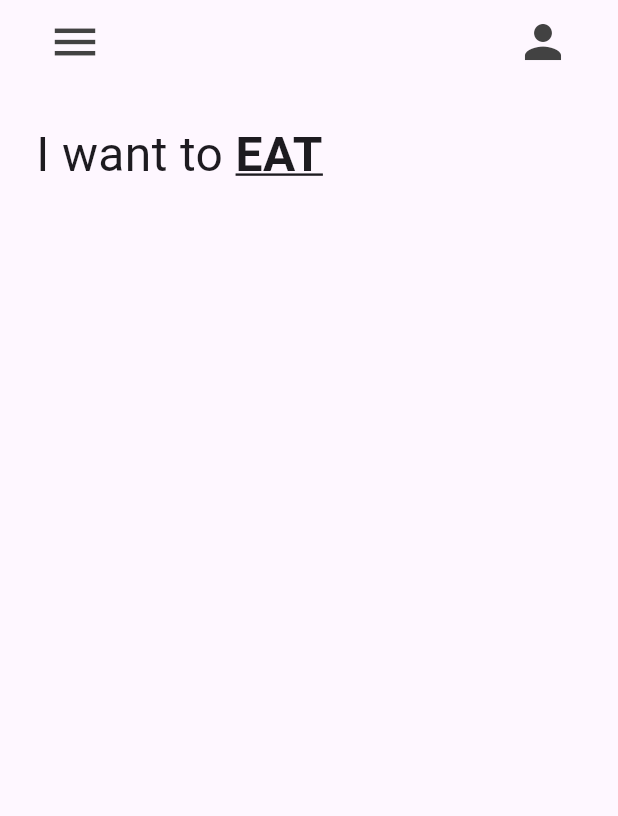
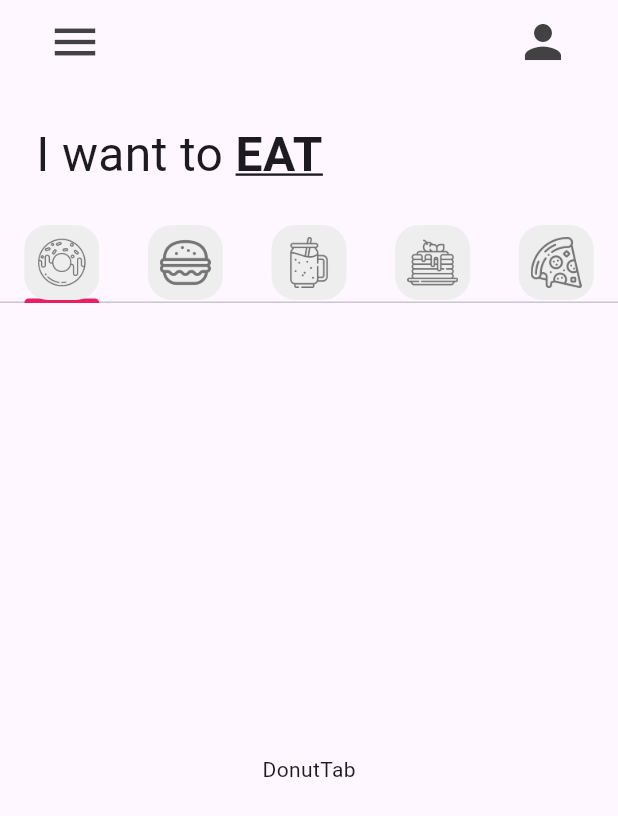
Before and after one commit to Ulises2-dev/reto1_donut_app_ulises_millan-main, a Flutter app: the screen it shows after launch, on a phone screen of 412 x 824 dp. Shown: the top 816 px of the screen. Run offline on Flutter 3.47's test engine with Material 3 defaults, Android fonts, the phone set to English and light mode, and no system bars.

Commit message:
TapBar añadido

```diff
--- a/lib/main.dart
+++ b/lib/main.dart
@@ -10,8 +10,9 @@ class MainApp extends StatelessWidget {
 
   @override
   Widget build(BuildContext context) {
-    return const MaterialApp(
-      home: HomePage (),
+    return MaterialApp(
+      home: const HomePage (),
+      theme: ThemeData(tabBarTheme: const TabBarTheme(indicatorColor: Colors.pink)),
     );
   }
 }
--- a/lib/pages/home_page.dart
+++ b/lib/pages/home_page.dart
@@ -1,4 +1,11 @@
 import 'package:flutter/material.dart';
+
+import '../utils/my_tab.dart';
+import '../tap/burger_tab.dart';
+import '../tap/donut_tab.dart';
+import '../tap/pancake_tab.dart';
+import '../tap/pizza_tab.dart';
+import '../tap/smoothie_tab.dart';
 
 class HomePage extends StatefulWidget {
   const HomePage({super.key});
@@ -8,9 +15,23 @@ class HomePage extends StatefulWidget {
 }
 
 class _HomePageState extends State<HomePage> {
+  List<Widget> myTabs = [
+    //donut table
+    const MyTab(iconPath: 'lib/icons/donut.png'),
+    //burguer table
+    const MyTab(iconPath: 'lib/icons/burger.png'),
+    //smoothie table
+    const MyTab(iconPath: 'lib/icons/smoothie.png'),
+    //pancake table
+    const MyTab(iconPath: 'lib/icons/pancakes.png'),
+    //pizza table
+    const MyTab(iconPath: 'lib/icons/pizza.png'),
+  ];
   @override
   Widget build(BuildContext context) {
-    return Scaffold(
+    return DefaultTabController(
+      length: myTabs.length,
+      child: Scaffold(
         appBar: AppBar(
           backgroundColor: Colors.transparent,
           leading: Padding(
@@ -22,9 +43,9 @@ class _HomePageState extends State<HomePage> {
             child: IconButton(icon: Icon(Icons.person, color: Colors.grey[800], size: 36), onPressed: () { print('Yeah pomel'); },),
           )],
         ),
-      body: const Column(children: [
+        body: Column(children: [
           //Texto "I want to eat"
-        Padding(
+          const Padding(
             padding: EdgeInsets.all(24.0),
             child: Row(
               children: [
@@ -34,8 +55,23 @@ class _HomePageState extends State<HomePage> {
             ),
           ),
           //Tap bar
+          TabBar(tabs: myTabs),
           //Tap bar view
+          const Expanded(child: TabBarView(children: [
+            //Donut tab
+            DonutTab(),
+            //Burger tab
+            BurgerTab(),
+            //Smoothie tab
+            SmoothieTab(),
+            //Pancake tab
+            PancakeTab(),
+            //Pizza tab
+            PizzaTab(),
+          ]),)
+          //Carrito
         ],),
+      ),
     );
   }
 }
--- /dev/null
+++ b/lib/tap/donut_tab.dart
@@ -0,0 +1,14 @@
+import 'package:flutter/material.dart';
+
+class DonutTab extends StatelessWidget {
+  const DonutTab({super.key});
+
+  @override
+  Widget build(BuildContext context) {
+    return Container(
+      child: const Center(
+        child: Text('DonutTab'),
+      ),
+    );
+  }
+}
--- /dev/null
+++ b/lib/utils/my_tab.dart
@@ -0,0 +1,24 @@
+import 'package:flutter/material.dart';
+
+class MyTab extends StatelessWidget {
+
+  final String iconPath;
+  const MyTab({super.key, required this.iconPath});
+
+  @override
+  Widget build(BuildContext context) {
+    return Tab(
+      height: 50,
+      child: Container(
+        decoration: BoxDecoration(
+          color: Colors.grey[200],
+          borderRadius: BorderRadius.circular(16)
+          ),
+        padding: const EdgeInsets.all(8),
+        child: Image.asset(
+          iconPath,
+          color: Colors.grey[600],),
+      ),
+    );
+  }
+}
```
Also changed, not shown: lib/tap/burger_tab.dart (added, +14 -0 lines), lib/tap/pancake_tab.dart (added, +14 -0 lines), lib/tap/pizza_tab.dart (added, +14 -0 lines), lib/tap/smoothie_tab.dart (added, +14 -0 lines). Lines whose indentation alone changed are shown as unchanged.
